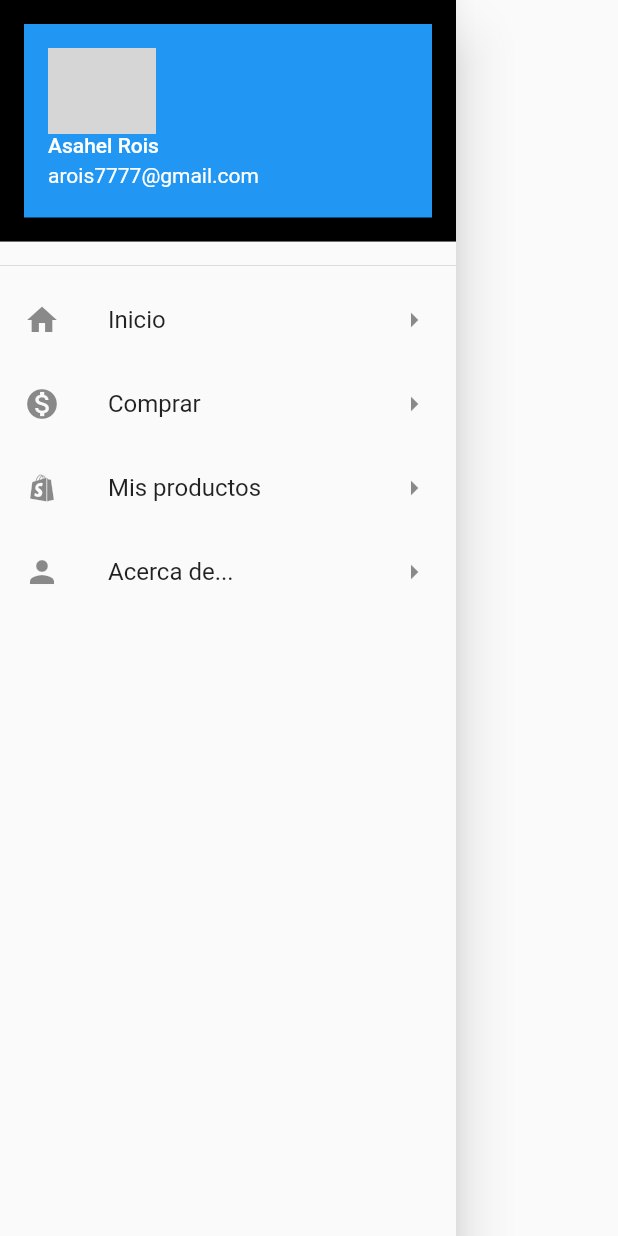
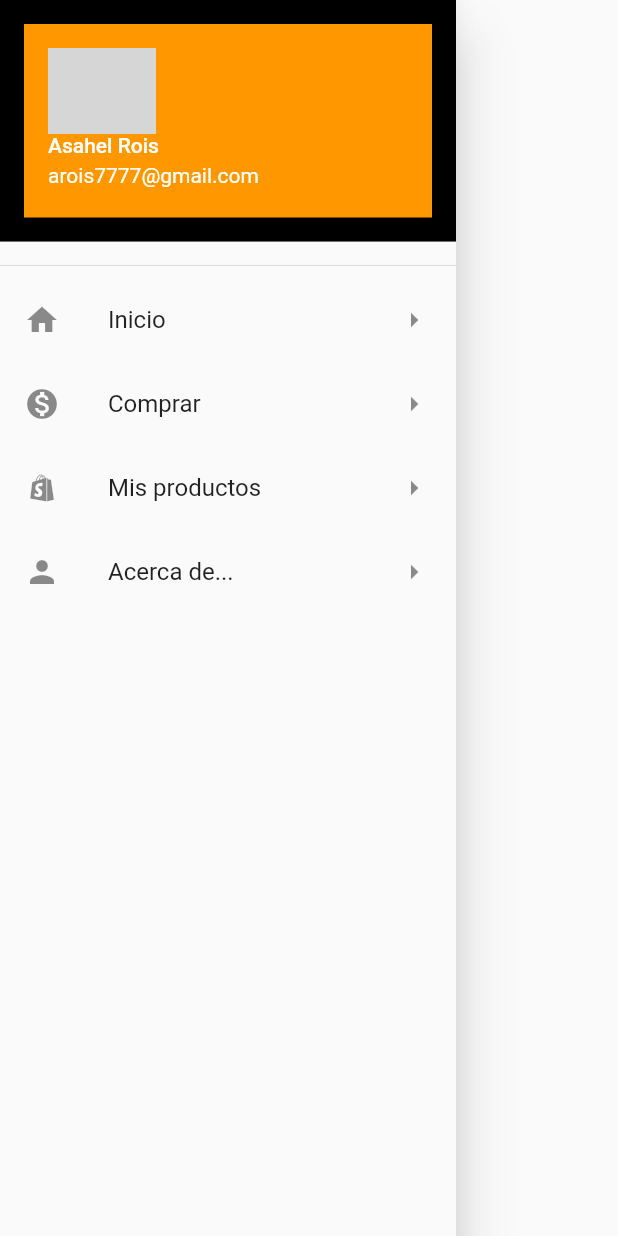
Before and after one commit to AsahelR/reto2, a Flutter app: what menu() shows on an empty page, opened directly, on a phone screen of 412 x 824 dp. Run offline on Flutter 3.47's test engine with Material 2 defaults, Android fonts, the phone set to English and light mode, and no system bars; our stand-ins replace get, rflutter_alert; network calls fail; grey boxes are pictures that could not be loaded.

```diff
--- a/lib/n1/interfaz.dart
+++ b/lib/n1/interfaz.dart
@@ -14,7 +14,7 @@ class MyApp extends StatelessWidget {
     return GetMaterialApp(
       title: 'Reto 2',
       theme: ThemeData(
-        primarySwatch: Colors.blue,
+        primarySwatch: Colors.orange,
       ),
       home: const MyHomePage(title: 'Shopping Max'),
       debugShowCheckedModeBanner: false,
--- a/lib/n1/menu.dart
+++ b/lib/n1/menu.dart
@@ -25,8 +25,16 @@ class _menuState extends State<menu> {
                   backgroundImage: NetworkImage(
                       "https://e7.pngegg.com/pngimages/513/311/png-clipart-silhouette-male-silhouette-animals-head-thumbnail.png"),
                 ),
-                    accountName: Text("Asahel Rois"),
-                    accountEmail: Text("arois7777@gmail.com"))),
+                accountName: Text(
+                  "Asahel Rois",
+                  style: TextStyle(color: Colors.white),
+                ),
+                accountEmail: Text(
+                  "arois7777@gmail.com",
+                  style: TextStyle(color: Colors.white),
+                ),
+              ),
+            ),
             Divider(),
             Expanded(
                 child: ListView(
--- a/lib/n1/pag1_inicio.dart
+++ b/lib/n1/pag1_inicio.dart
@@ -12,9 +12,10 @@ class _inicioState extends State<inicio> {
   Widget build(BuildContext context) {
     return Container(
       child: Center(
+          heightFactor: 1.5,
           child: Image(
               image: NetworkImage(
-                  "https://www.pngarts.com/files/3/Shopping-Cart-PNG-Download-Image.png"))),
+                  "https://previews.123rf.com/images/poemsuk/poemsuk1601/poemsuk160100021/51005477-tienda-de-ropa-boutique-cubierta-de-telas-de-los-hombres-de-moda-sastrer%C3%ADa-exterior-del-edificio-ilu.jpg"))),
     );
   }
 }
--- a/lib/n1/pag3_mis_productos.dart
+++ b/lib/n1/pag3_mis_productos.dart
@@ -61,7 +61,7 @@ class _misproductosState extends State<misproductos> {
                               })
                         ]).show();
                   },
-                  icon: Icon(Icons.save),
+                  icon: Icon(Icons.add_shopping_cart),
                   label: Text("Comprar"))
             ],
           ),
```
Also changed, not shown: lib/controladores/controlador_principal.dart (+17 -9 lines), pubspec.yaml (+3 -4 lines), pubspec.lock. Lines whose indentation alone changed are shown as unchanged.
